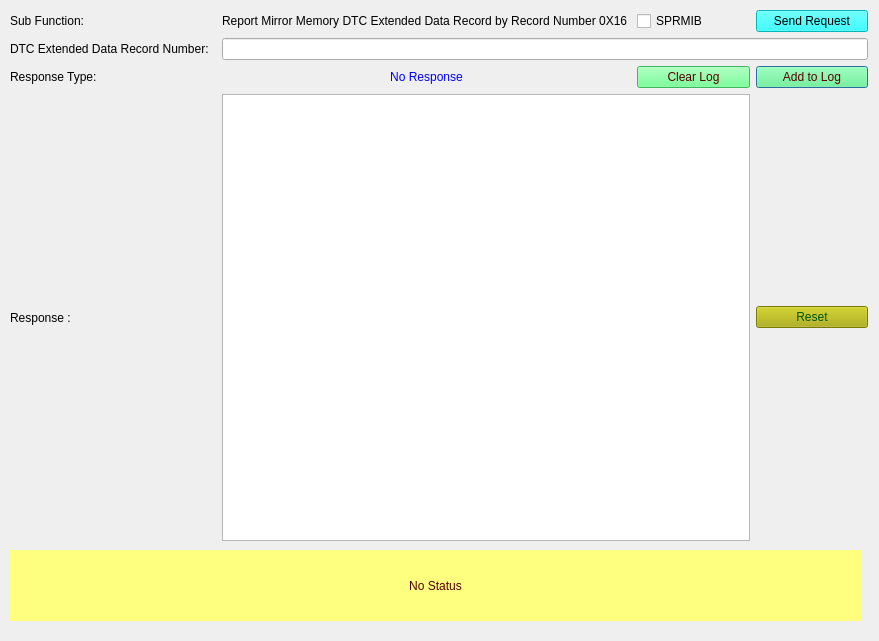
Old version of the form SID_19_16.ui in the repository VicharaVandana/ProxiCan.
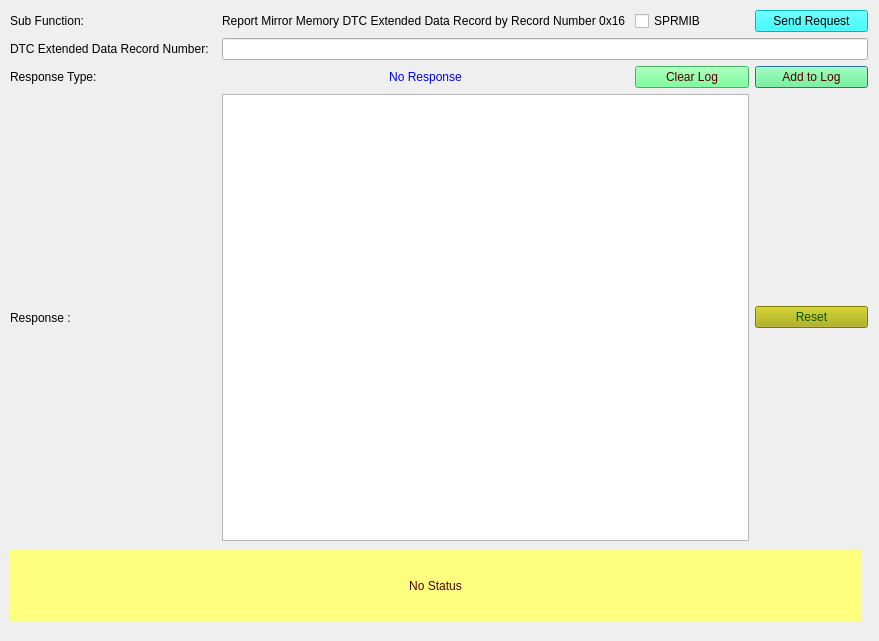
New version of the form.

What changed in the file:
```diff
--- a/SID_19_16.ui
+++ b/SID_19_16.ui
@@ -53,7 +53,7 @@
     <item row="0" column="1" colspan="2">
      <widget class="QLabel" name="subFunction_Name">
       <property name="text">
-       <string>Report Mirror Memory DTC Extended Data Record by Record Number 0X16 </string>
+       <string>Report Mirror Memory DTC Extended Data Record by Record Number 0x16 </string>
       </property>
      </widget>
     </item>
```
Left out of the diff: 2 changed lines with no effect on the pictures.
